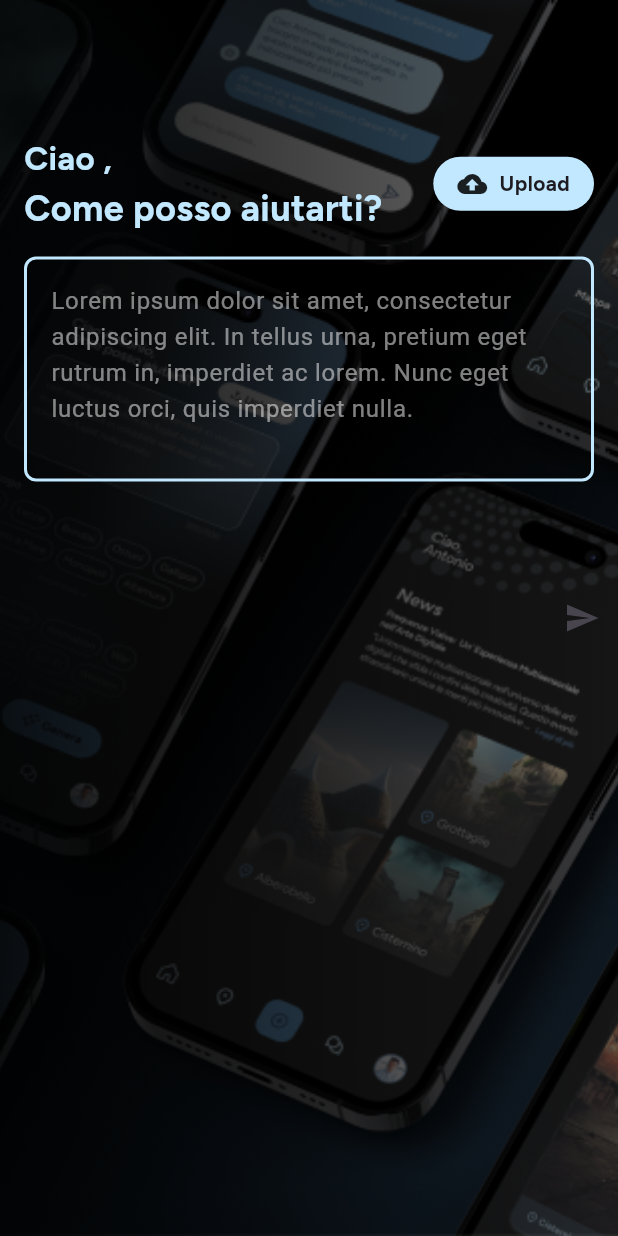
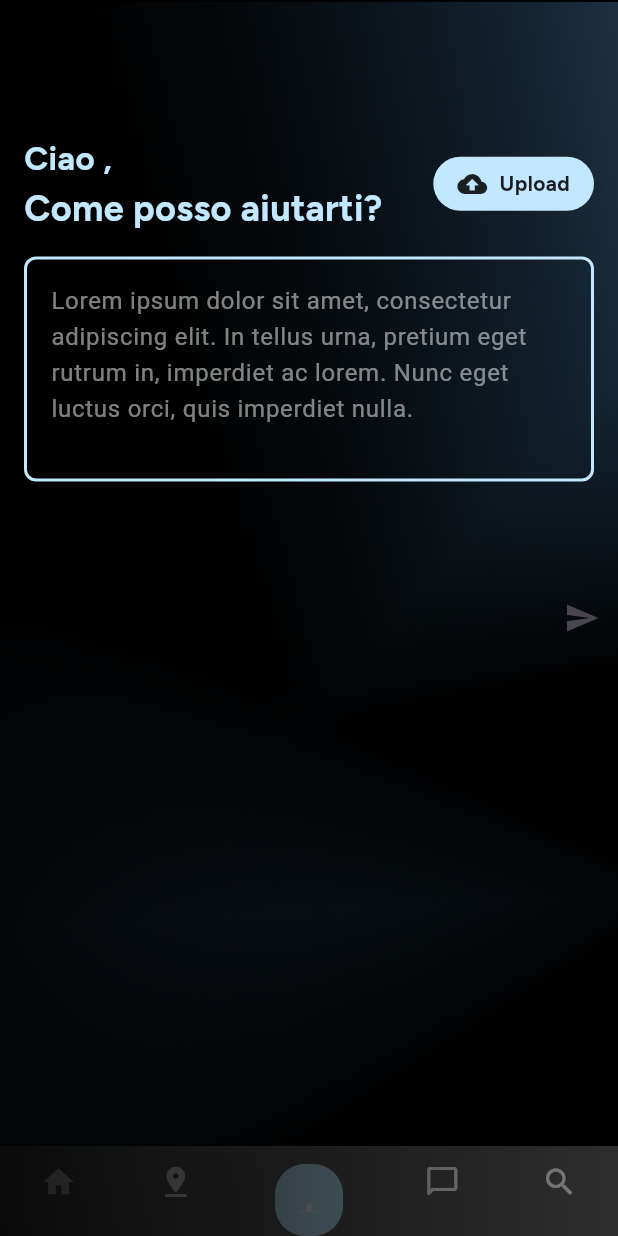
Before and after one commit to ci9ci/IED-Esame-3-anno, a Flutter app: the _HomeConnector screen opened directly, on a phone screen of 412 x 824 dp. Run offline on Flutter 3.47's test engine with Material 3 defaults, Android fonts, the phone set to English and light mode, and no system bars; our stand-ins replace either_dart, equatable, flutter_bloc, google_fonts, supabase_flutter; accounts and stored records are empty.

Commit message:
aggiunta navbar da sistemare e cambiato sfondo

```diff
--- a/app_flutter/lib/src/presentation/home/views/home_view.dart
+++ b/app_flutter/lib/src/presentation/home/views/home_view.dart
@@ -1,5 +1,6 @@
 import 'package:appterzoanno/src/core/constants.dart';
 import 'package:appterzoanno/src/presentation/home/blocs/home_bloc.dart';
+import 'package:appterzoanno/src/presentation/home/views/widgets/navbar.dart';
 import 'package:flutter/material.dart';
 import 'package:flutter_bloc/flutter_bloc.dart';
 import 'package:google_fonts/google_fonts.dart';
@@ -33,11 +34,12 @@ class _HomeConnectorState extends State<_HomeConnector> {
         fit: StackFit.expand,
         children: [
           Image.asset(
-            'images/background_image.jpg',
+            'images/sfondo.jpg',
             fit: BoxFit.cover,
             width: double.infinity,
             height: double.infinity,
           ),
+          const Navbar(), // Navbar sopra l'immagine
           Positioned.fill(
             child: Container(
               decoration: BoxDecoration(
--- /dev/null
+++ b/app_flutter/lib/src/presentation/home/views/widgets/navbar.dart
@@ -0,0 +1,76 @@
+import 'package:flutter/material.dart';
+
+class Navbar extends StatelessWidget {
+  const Navbar({super.key});
+
+  @override
+  Widget build(BuildContext context) {
+    return Stack(
+      children: [
+        Align(
+          alignment: Alignment.bottomCenter,
+          child: Container(
+            padding: const EdgeInsets.only(top: 12),
+            color: const Color.fromARGB(155, 149, 149, 149),
+            height: 60,
+            child: Row(
+              mainAxisAlignment: MainAxisAlignment.spaceAround,
+              children: [
+                const Column(
+                  children: [
+                    Icon(
+                      Icons.home,
+                      color: Colors.white,
+                    ),
+                  ],
+                ),
+                const Column(
+                  children: [
+                    Icon(
+                      Icons.pin_drop,
+                      color: Colors.white,
+                    ),
+                  ],
+                ),
+                // Inserisci qui il Container con il simbolo '+'
+                Container(
+                  decoration: BoxDecoration(
+                    color: const Color.fromRGBO(194, 232, 255, 1),
+                    borderRadius: BorderRadius.circular(20.0),
+                  ),
+                  padding: const EdgeInsets.all(16.0),
+                  child: const Text(
+                    '+',
+                    style: TextStyle(
+                      fontSize: 24.0,
+                      fontWeight: FontWeight.bold,
+                      color: Colors.white,
+                    ),
+                  ),
+                ),
+                const Column(
+                  children: [
+                    Icon(
+                      Icons.chat_bubble_outline_rounded,
+                      color: Colors.white,
+                    ),
+                  ],
+                ),
+                const Column(
+                  children: [
+                    Icon(
+                      Icons.search,
+                      color: Colors.white,
+                    ),
+                  ],
+                ),
+              ],
+            ),
+          ),
+        ),
+        // Rimuovi il Container() che è vuoto
+        Expanded(child: ListView())
+      ],
+    );
+  }
+}
--- a/app_flutter/pubspec.yaml
+++ b/app_flutter/pubspec.yaml
@@ -28,4 +28,5 @@ dev_dependencies:
 flutter:
   assets:
   - images/background_image.jpg
+  - images/sfondo.jpg
   uses-material-design: true
```
Also changed, not shown: app_flutter/images/sfondo.jpg (added), 1 other file.
